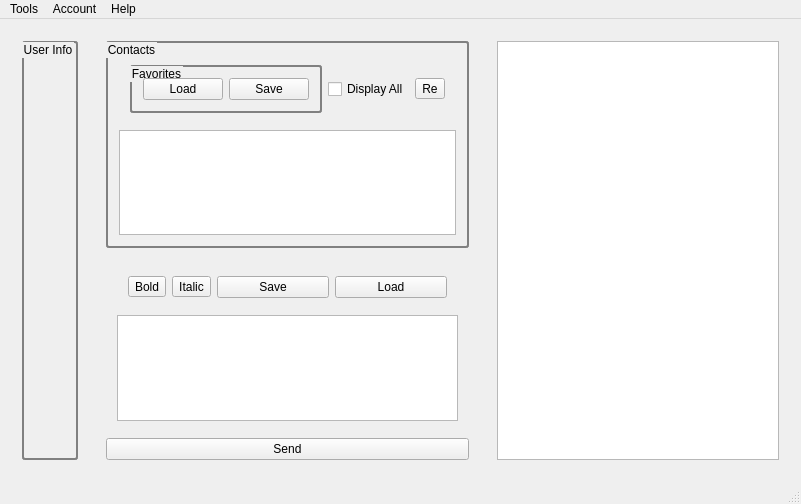
Old version of the form UI/mainwindow.ui in the repository ziadkiwan/teamsext.
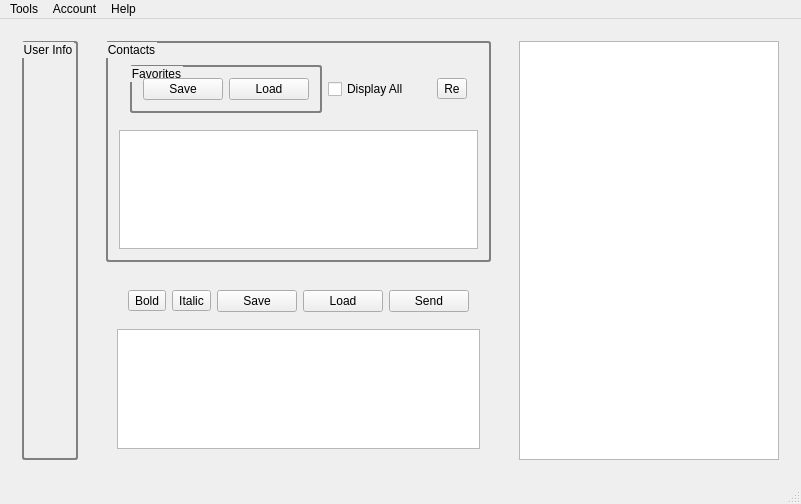
New version of the form.

What changed in the file:
```diff
--- a/UI/mainwindow.ui
+++ b/UI/mainwindow.ui
@@ -116,13 +116,6 @@
                 <string>Favorites</string>
                </property>
                <layout class="QHBoxLayout" name="horizontalLayout_4">
-                <item>
-                 <widget class="QPushButton" name="btn_load_contacts">
-                  <property name="text">
-                   <string>Load</string>
-                  </property>
-                 </widget>
-                </item>
                 <item>
                  <widget class="QPushButton" name="btn_save_contacts">
                   <property name="text">
@@ -130,6 +123,13 @@
                   </property>
                  </widget>
                 </item>
+                <item>
+                 <widget class="QPushButton" name="btn_load_contacts">
+                  <property name="text">
+                   <string>Load</string>
+                  </property>
+                 </widget>
+                </item>
                </layout>
               </widget>
              </item>
@@ -196,6 +196,13 @@
                </property>
               </widget>
              </item>
+             <item>
+              <widget class="QPushButton" name="btn_send">
+               <property name="text">
+                <string>Send</string>
+               </property>
+              </widget>
+             </item>
             </layout>
            </widget>
           </item>
@@ -205,13 +212,6 @@
          </layout>
         </widget>
        </item>
-       <item>
-        <widget class="QPushButton" name="btn_send">
-         <property name="text">
-          <string>Send</string>
-         </property>
-        </widget>
-       </item>
       </layout>
      </widget>
     </item>
```
